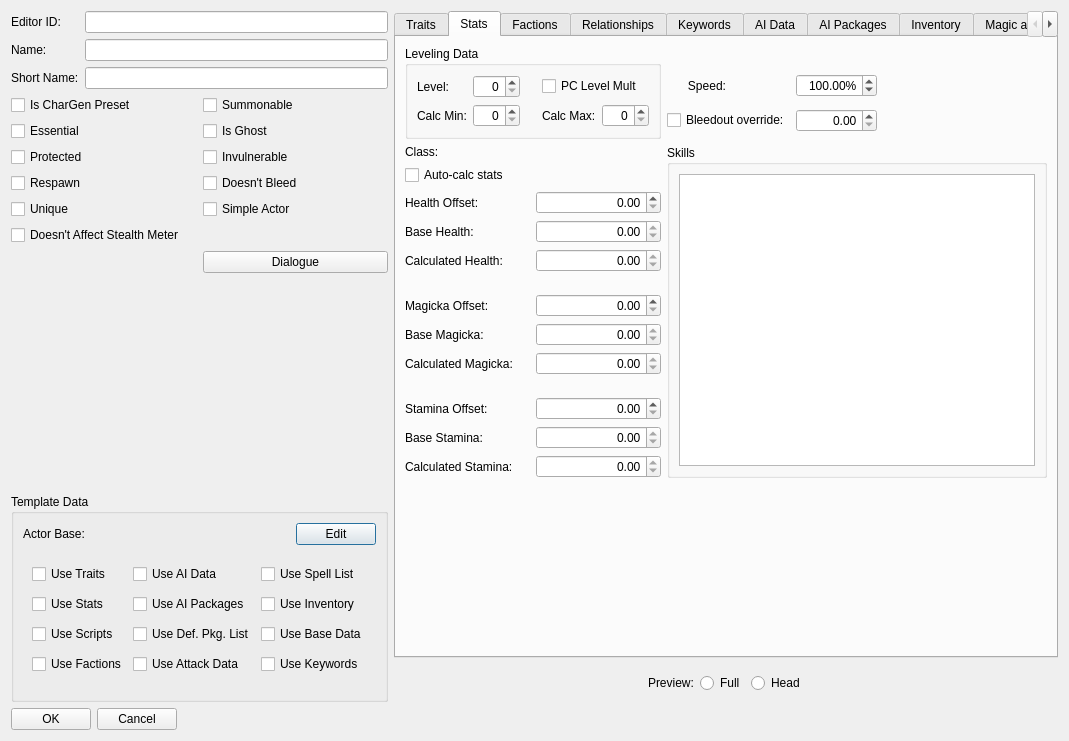
Qt form native/src/DovahKit/ui/form_windows/actor_base.ui (DavidJCobb/DovahKit) before a commit.
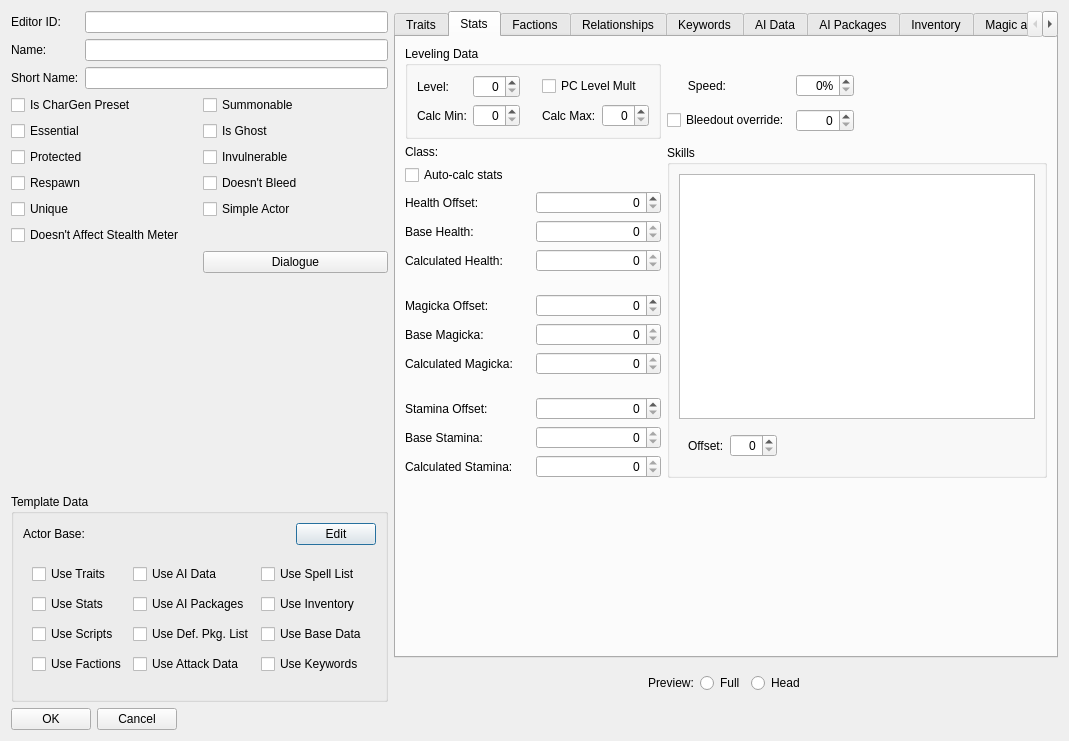
The same form after that commit. The open tabs and pages were chosen to show the change. Custom widgets are drawn as their Qt base class.

Commit message:
Work on ActorBases and Races
Added a helper function to return translatable strings for skill names.

The form-info-cache subsystem now caches faction info -- specifically, whether each faction tracks crime.

Added models for the ActorBase UI's factions table, relationships table, and skills table.

Finished more of the widgets in the ActorBase UI.

DKAttackDataWidget is ready for testing. DKAttackDataModel should be finished.

Implemented (untested) functionality in DKFormListPane to make list panes read-only.

```diff
--- a/native/src/DovahKit/ui/form_windows/actor_base.ui
+++ b/native/src/DovahKit/ui/form_windows/actor_base.ui
@@ -664,21 +664,50 @@
           <item>
            <widget class="QTableView" name="statsTable"/>
           </item>
+          <item>
+           <widget class="QWidget" name="skillEditLayout" native="true">
+            <layout class="QHBoxLayout" name="horizontalLayout_14">
+             <item>
+              <widget class="QLabel" name="label_106">
+               <property name="text">
+                <string>Offset:</string>
+               </property>
+               <property name="buddy">
+                <cstring>currentSkillOffset</cstring>
+               </property>
+              </widget>
+             </item>
+             <item>
+              <widget class="QSpinBox" name="currentSkillOffset">
+               <property name="alignment">
+                <set>Qt::AlignRight|Qt::AlignTrailing|Qt::AlignVCenter</set>
+               </property>
+               <property name="maximum">
+                <number>255</number>
+               </property>
+              </widget>
+             </item>
+             <item>
+              <spacer name="horizontalSpacer_23">
+               <property name="orientation">
+                <enum>Qt::Horizontal</enum>
+               </property>
+               <property name="sizeHint" stdset="0">
+                <size>
+                 <width>40</width>
+                 <height>20</height>
+                </size>
+               </property>
+              </spacer>
+             </item>
+            </layout>
+           </widget>
+          </item>
          </layout>
         </widget>
        </item>
        <item row="3" column="0">
         <layout class="QGridLayout" name="layoutStatsAttributes">
-         <item row="8" column="1">
-          <widget class="QDoubleSpinBox" name="statsMagickaCalcFinal">
-           <property name="alignment">
-            <set>Qt::AlignRight|Qt::AlignTrailing|Qt::AlignVCenter</set>
-           </property>
-           <property name="readOnly">
-            <bool>true</bool>
-           </property>
-          </widget>
-         </item>
          <item row="7" column="0">
           <widget class="QLabel" name="label_22">
            <property name="text">
@@ -735,26 +764,6 @@
            </property>
           </widget>
          </item>
-         <item row="7" column="1">
-          <widget class="QDoubleSpinBox" name="statsMagickaCalcBase">
-           <property name="alignment">
-            <set>Qt::AlignRight|Qt::AlignTrailing|Qt::AlignVCenter</set>
-           </property>
-           <property name="readOnly">
-            <bool>true</bool>
-           </property>
-          </widget>
-         </item>
-         <item row="3" column="1">
-          <widget class="QDoubleSpinBox" name="statsHealthCalcBase">
-           <property name="alignment">
-            <set>Qt::AlignRight|Qt::AlignTrailing|Qt::AlignVCenter</set>
-           </property>
-           <property name="readOnly">
-            <bool>true</bool>
-           </property>
-          </widget>
-         </item>
          <item row="1" column="0" colspan="2">
           <widget class="QCheckBox" name="flagAutoCalcStats">
            <property name="text">
@@ -762,30 +771,6 @@
            </property>
           </widget>
          </item>
-         <item row="4" column="1">
-          <widget class="QDoubleSpinBox" name="statsHealthCalcFinal">
-           <property name="alignment">
-            <set>Qt::AlignRight|Qt::AlignTrailing|Qt::AlignVCenter</set>
-           </property>
-           <property name="readOnly">
-            <bool>true</bool>
-           </property>
-          </widget>
-         </item>
-         <item row="2" column="1">
-          <widget class="QDoubleSpinBox" name="statsHealthOffset">
-           <property name="alignment">
-            <set>Qt::AlignRight|Qt::AlignTrailing|Qt::AlignVCenter</set>
-           </property>
-          </widget>
-         </item>
-         <item row="10" column="1">
-          <widget class="QDoubleSpinBox" name="statsStaminaOffset">
-           <property name="alignment">
-            <set>Qt::AlignRight|Qt::AlignTrailing|Qt::AlignVCenter</set>
-           </property>
-          </widget>
-         </item>
          <item row="3" column="0">
           <widget class="QLabel" name="label_19">
            <property name="text">
@@ -802,34 +787,7 @@
             <string>Base Stamina:</string>
            </property>
            <property name="buddy">
-            <cstring>statsStaminaCalcBase</cstring>
-           </property>
-          </widget>
-         </item>
-         <item row="11" column="1">
-          <widget class="QDoubleSpinBox" name="statsStaminaCalcBase">
-           <property name="alignment">
-            <set>Qt::AlignRight|Qt::AlignTrailing|Qt::AlignVCenter</set>
-           </property>
-           <property name="readOnly">
-            <bool>true</bool>
-           </property>
-          </widget>
-         </item>
-         <item row="6" column="1">
-          <widget class="QDoubleSpinBox" name="statsMagickaOffset">
-           <property name="alignment">
-            <set>Qt::AlignRight|Qt::AlignTrailing|Qt::AlignVCenter</set>
-           </property>
-          </widget>
-         </item>
-         <item row="12" column="1">
-          <widget class="QDoubleSpinBox" name="statsStaminaCalcFinal">
-           <property name="alignment">
-            <set>Qt::AlignRight|Qt::AlignTrailing|Qt::AlignVCenter</set>
-           </property>
-           <property name="readOnly">
-            <bool>true</bool>
+            <cstring>statsStaminaBase</cstring>
            </property>
           </widget>
          </item>
@@ -916,6 +874,87 @@
            </item>
           </layout>
          </item>
+         <item row="2" column="1">
+          <widget class="QSpinBox" name="statsHealthOffset">
+           <property name="alignment">
+            <set>Qt::AlignRight|Qt::AlignTrailing|Qt::AlignVCenter</set>
+           </property>
+          </widget>
+         </item>
+         <item row="6" column="1">
+          <widget class="QSpinBox" name="statsMagickaOffset">
+           <property name="alignment">
+            <set>Qt::AlignRight|Qt::AlignTrailing|Qt::AlignVCenter</set>
+           </property>
+          </widget>
+         </item>
+         <item row="10" column="1">
+          <widget class="QSpinBox" name="statsStaminaOffset">
+           <property name="alignment">
+            <set>Qt::AlignRight|Qt::AlignTrailing|Qt::AlignVCenter</set>
+           </property>
+          </widget>
+         </item>
+         <item row="3" column="1">
+          <widget class="QSpinBox" name="statsHealthBase">
+           <property name="alignment">
+            <set>Qt::AlignRight|Qt::AlignTrailing|Qt::AlignVCenter</set>
+           </property>
+           <property name="readOnly">
+            <bool>true</bool>
+           </property>
+          </widget>
+         </item>
+         <item row="7" column="1">
+          <widget class="QSpinBox" name="statsMagickaBase">
+           <property name="alignment">
+            <set>Qt::AlignRight|Qt::AlignTrailing|Qt::AlignVCenter</set>
+           </property>
+           <property name="readOnly">
+            <bool>true</bool>
+           </property>
+          </widget>
+         </item>
+         <item row="11" column="1">
+          <widget class="QSpinBox" name="statsStaminaBase">
+           <property name="alignment">
+            <set>Qt::AlignRight|Qt::AlignTrailing|Qt::AlignVCenter</set>
+           </property>
+           <property name="readOnly">
+            <bool>true</bool>
+           </property>
+          </widget>
+         </item>
+         <item row="4" column="1">
+          <widget class="QSpinBox" name="statsHealthCalcFinal">
+           <property name="alignment">
+            <set>Qt::AlignRight|Qt::AlignTrailing|Qt::AlignVCenter</set>
+           </property>
+           <property name="readOnly">
+            <bool>true</bool>
+           </property>
+          </widget>
+         </item>
+         <item row="8" column="1">
+          <widget class="QSpinBox" name="statsMagickaCalcFinal">
+           <property name="alignment">
+            <set>Qt::AlignRight|Qt::AlignTrailing|Qt::AlignVCenter</set>
+           </property>
+           <property name="readOnly">
+            <bool>true</bool>
+           </property>
+          </widget>
+         </item>
+         <item row="12" column="1">
+          <widget class="QSpinBox" name="statsStaminaCalcFinal">
+           <property name="alignment">
+            <set>Qt::AlignRight|Qt::AlignTrailing|Qt::AlignVCenter</set>
+           </property>
+           <property name="readOnly">
+            <bool>true</bool>
+           </property>
+          </widget>
+         </item>
         </layout>
        </item>
        <item row="4" column="0">
@@ -1070,35 +1109,6 @@
            </property>
           </widget>
          </item>
-         <item row="1" column="2">
-          <widget class="QDoubleSpinBox" name="bleedoutOverrideThreshold">
-           <property name="whatsThis">
-            <string>You can optionally control the health percentage at which the actor enters a &quot;bleedout&quot; state.</string>
-           </property>
-           <property name="alignment">
-            <set>Qt::AlignRight|Qt::AlignTrailing|Qt::AlignVCenter</set>
-           </property>
-          </widget>
-         </item>
-         <item row="0" column="2">
-          <widget class="QDoubleSpinBox" name="speedPercentage">
-           <property name="whatsThis">
-            <string>Scale the actor's movement speed. Note that actor animations are designed around their normal movement speeds, so changing this value may lead to visual oddities.</string>
-           </property>
-           <property name="alignment">
-            <set>Qt::AlignRight|Qt::AlignTrailing|Qt::AlignVCenter</set>
-           </property>
-           <property name="suffix">
-            <string>%</string>
-           </property>
-           <property name="maximum">
-            <double>1000.000000000000000</double>
-           </property>
-           <property name="value">
-            <double>100.000000000000000</double>
-           </property>
-          </widget>
-         </item>
          <item row="0" column="1">
           <spacer name="horizontalSpacer_10">
            <property name="orientation">
@@ -1122,6 +1132,32 @@
            </property>
           </widget>
          </item>
+         <item row="0" column="2">
+          <widget class="QSpinBox" name="speedPercentage">
+           <property name="whatsThis">
+            <string>Scale the actor's movement speed. Note that actor animations are designed around their normal movement speeds, so changing this value may lead to visual oddities.</string>
+           </property>
+           <property name="alignment">
+            <set>Qt::AlignRight|Qt::AlignTrailing|Qt::AlignVCenter</set>
+           </property>
+           <property name="suffix">
+            <string>%</string>
+           </property>
+           <property name="maximum">
+            <number>100</number>
+           </property>
+          </widget>
+         </item>
+         <item row="1" column="2">
+          <widget class="QSpinBox" name="bleedoutOverrideThreshold">
+           <property name="whatsThis">
+            <string>You can optionally control the health percentage at which the actor enters a &quot;bleedout&quot; state.</string>
+           </property>
+           <property name="alignment">
+            <set>Qt::AlignRight|Qt::AlignTrailing|Qt::AlignVCenter</set>
+           </property>
+          </widget>
+         </item>
         </layout>
        </item>
       </layout>
```
Left out of the diff: 23 changed lines with no effect on the pictures. The commit also changes 27 other files.
